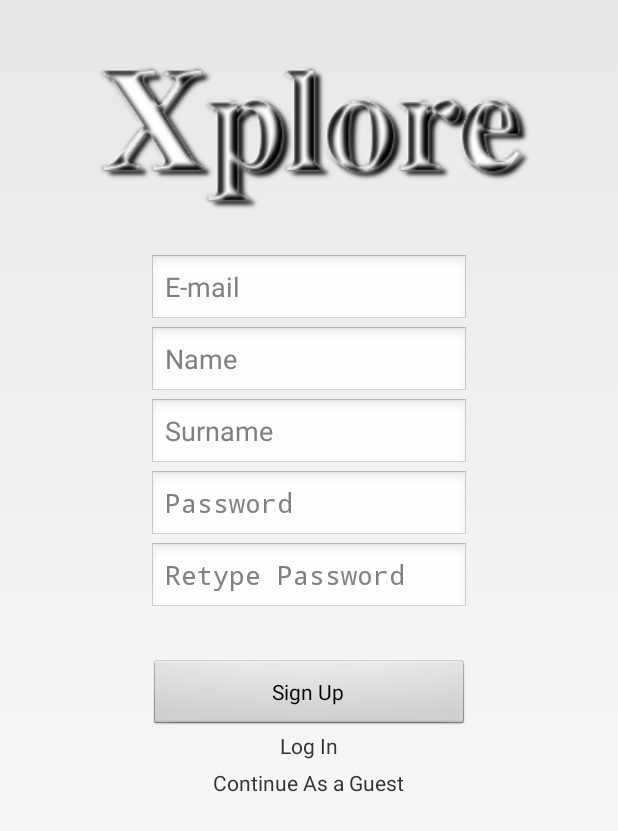
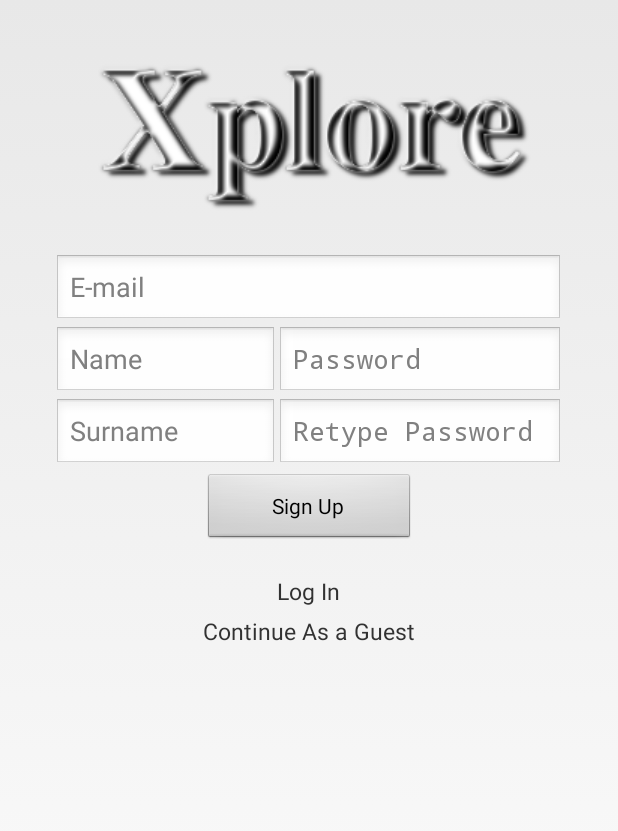
Before and after one commit to bounswe/bounswe2015group5, an Android app: the Signup screen opened directly, with no data from a screen before it, on a phone screen of 412 x 824 dp. Shown: the top 831 px of the screen. Run offline under Robolectric (Android 15) with nearby library versions, the phone set to English and light mode, and no system bars; our stand-ins replace Volley; network calls fail.

Commit message:
Some Improvments
* Floating Action Button is added in guest scenario to sign up.
* User Info is saved.
* Sign up page is re-designed.

```diff
--- a/Xplore-Android/Xplore/app/src/main/java/bounswe2015group5/xplore/MainActivity.java
+++ b/Xplore-Android/Xplore/app/src/main/java/bounswe2015group5/xplore/MainActivity.java
@@ -63,8 +63,8 @@ public class MainActivity extends FragmentActivity {
 
         if(signedIn) {
 
-//            username.setText(Login.share.getString("name", "") + " " + Login.share.getString("surname", ""));
-//            email.setText(Login.share.getString("email", ""));
+            username.setText(Globals.share.getString("name", "") + " " + Globals.share.getString("surname", ""));
+            email.setText(Globals.share.getString("email", ""));
 
         } else {
             ImageView pp = (ImageView) header.findViewById(R.id.profilePic);
--- a/Xplore-Android/Xplore/app/src/main/java/bounswe2015group5/xplore/Signup.java
+++ b/Xplore-Android/Xplore/app/src/main/java/bounswe2015group5/xplore/Signup.java
@@ -1,29 +1,24 @@
 package bounswe2015group5.xplore;
 
 import android.app.Activity;
-import android.content.Context;
 import android.content.Intent;
 import android.content.SharedPreferences;
+import android.os.Bundle;
 import android.util.Log;
-import android.os.Bundle;
 import android.view.View;
 import android.widget.Button;
 import android.widget.EditText;
 import android.widget.TextView;
 import android.widget.Toast;
+
 import com.android.volley.AuthFailureError;
 import com.android.volley.Request;
-import com.android.volley.RequestQueue;
 import com.android.volley.Response;
 import com.android.volley.VolleyError;
 import com.android.volley.toolbox.StringRequest;
-import com.android.volley.toolbox.Volley;
 
 import java.util.HashMap;
 import java.util.Map;
-
-
-import org.w3c.dom.Text;
 
 /**
  * This class is created by Mert Oguz on 06/11/2015.
@@ -35,25 +30,12 @@ public class Signup extends Activity {
      * @author Mert Oguz
      */
     private EditText edtMail, edtName, edtSurname, edtPass, edtPassRetype;
+    private TextView guestLogin, loginText;
     private Button signupBtn;
-    private TextView guestLogin;
-    private TextView loginText;
-
-    public static SharedPreferences share;
-    private RequestQueue mRequestQueue;
 
     @Override
     protected void onCreate(Bundle savedInstanceState) {
         super.onCreate(savedInstanceState);
-
-        share = getApplicationContext().getSharedPreferences("appdata", Context.MODE_PRIVATE);
-        mRequestQueue = Volley.newRequestQueue(getApplicationContext());
-
-        // If the user signed before, it is directed to main activity.
-        if(share.getBoolean("signedIn",false)){
-            startActivity(new Intent(Signup.this, MainActivity.class));
-            finish();
-        }
 
         setContentView(R.layout.signup);
 
@@ -91,13 +73,12 @@ public class Signup extends Activity {
 
     private void goToLoginPage() {
         startActivity(new Intent(Signup.this, Login.class));
-        finish();
+        finishAffinity();
     }
 
     private void LoginAsGuest() {
-
         startActivity(new Intent(Signup.this, MainActivity.class));
-
+        finish();
     }
 
     /**
@@ -128,14 +109,14 @@ public class Signup extends Activity {
                     public void onResponse(String response) {
                         Log.d("LOG", response.toString());
                         if(response.toLowerCase().contains("succes")){ // Server replies with "Success"
-                            SharedPreferences.Editor editor = share.edit();
+                            SharedPreferences.Editor editor = Globals.share.edit();
                             editor.putBoolean("signedIn", true);
                             editor.putString("email",email);
                             editor.apply();
 
                             Toast.makeText(getApplicationContext(), "You have successfully registered", Toast.LENGTH_SHORT).show();
                             startActivity(new Intent(Signup.this, MainActivity.class));
-                            finish();
+                            finishAffinity();
                         } else //unsuccessful register attempt
                             Toast.makeText(getApplicationContext(), "Unsuccessful Register Attempt", Toast.LENGTH_SHORT).show();
                     }
@@ -161,8 +142,7 @@ public class Signup extends Activity {
                 return mParams;
             }
         };
-
-        mRequestQueue.add(stringRequest);
+        Globals.mRequestQueue.add(stringRequest);
     }
 
 }
--- a/Xplore-Android/Xplore/app/src/main/java/bounswe2015group5/xplore/adapters/LeftNavAdapter.java
+++ b/Xplore-Android/Xplore/app/src/main/java/bounswe2015group5/xplore/adapters/LeftNavAdapter.java
@@ -28,9 +28,7 @@ public class LeftNavAdapter extends BaseAdapter
         items.add("Trending");
         items.add("Contributions");
         items.add("About");
-        if(!Globals.share.getBoolean("signedIn",false))
-            items.add("Log In");
-        else
+        if(Globals.share.getBoolean("signedIn",false))
             items.add("Log Out");
     }
 
--- a/Xplore-Android/Xplore/app/src/main/res/layout/signup.xml
+++ b/Xplore-Android/Xplore/app/src/main/res/layout/signup.xml
@@ -21,27 +21,31 @@
         android:editable="true"
         android:hint="E-mail"
         android:layout_below="@+id/icon"
-        android:layout_centerHorizontal="true"
-        />
+        android:layout_alignStart="@+id/icon"
+        android:layout_marginLeft="8dp"
+        android:layout_marginRight="8dp"
+        android:layout_alignEnd="@+id/icon"/>
 
     <EditText
         android:layout_width="wrap_content"
         android:layout_height="wrap_content"
-        android:inputType="text"
+        android:inputType="textPersonName"
         android:ems="10"
         android:id="@+id/signup_name"
         android:hint="Name"
         android:layout_below="@+id/signup_email"
-        android:layout_alignEnd="@+id/signup_email"/>
+        android:layout_alignStart="@+id/signup_email"
+        android:layout_toStartOf="@+id/signup_login"/>
 
     <EditText
         android:layout_width="wrap_content"
         android:layout_height="wrap_content"
-        android:inputType="text"
+        android:inputType="textPersonName"
         android:ems="10"
         android:id="@+id/signup_surname"
         android:hint="Surname"
         android:layout_below="@+id/signup_name"
+        android:layout_alignStart="@+id/signup_name"
         android:layout_alignEnd="@+id/signup_name"/>
 
     <EditText
@@ -51,8 +55,9 @@
         android:ems="10"
         android:id="@+id/signup_pass"
         android:hint="Password"
-        android:layout_below="@+id/signup_surname"
-        android:layout_alignEnd="@+id/signup_surname"/>
+        android:layout_below="@+id/signup_email"
+        android:layout_alignEnd="@+id/signup_email"
+        android:layout_alignStart="@+id/signup_pass_retype"/>
 
     <EditText
         android:layout_width="wrap_content"
@@ -61,18 +66,19 @@
         android:ems="10"
         android:id="@+id/signup_pass_retype"
         android:hint="Retype Password"
-        android:layout_below="@+id/signup_pass"
-        android:layout_alignEnd="@+id/signup_pass"/>
+        android:layout_alignTop="@+id/signup_surname"
+        android:layout_alignEnd="@+id/signup_email"
+        android:layout_toEndOf="@+id/signup_name"/>
 
     <Button
         android:layout_width="wrap_content"
         android:layout_height="wrap_content"
-        android:layout_marginTop="30dp"
+        android:layout_marginTop="50dp"
         android:text="Sign Up"
         android:id="@+id/signupBtn"
-        android:layout_below="@+id/signup_pass_retype"
-        android:layout_alignLeft="@+id/signup_pass_retype"
-        android:layout_alignEnd="@+id/signup_pass_retype"/>
+        android:layout_below="@+id/signup_pass"
+        android:layout_alignEnd="@+id/guestLogin"
+        android:layout_alignStart="@+id/guestLogin"/>
 
     <TextView
         android:layout_width="wrap_content"
@@ -81,7 +87,10 @@
         android:id="@+id/signup_login"
         android:clickable="true"
         android:layout_below="@+id/signupBtn"
-        android:layout_centerHorizontal="true"/>
+        android:layout_centerHorizontal="true"
+        android:layout_marginTop="20dp"
+        android:textSize="15dp"
+        android:layout_marginBottom="5dp"/>
 
     <TextView
         android:layout_width="wrap_content"
@@ -90,8 +99,8 @@
         android:id="@+id/guestLogin"
         android:clickable="true"
         android:layout_below="@+id/signup_login"
-        android:layout_marginTop="5dp"
-        android:layout_centerHorizontal="true"/>
+        android:layout_centerHorizontal="true"
+        android:textSize="15dp"/>
 
 
 </RelativeLayout>
```
Also changed, not shown: Xplore-Android/Xplore/app/src/main/java/bounswe2015group5/xplore/Login.java (+35 -46 lines), Xplore-Android/Xplore/app/src/main/java/bounswe2015group5/xplore/Splash.java (+43 -7 lines), Xplore-Android/Xplore/app/src/main/java/bounswe2015group5/xplore/fragments/ContributionList.java (+12 -1 lines), Xplore-Android/Xplore/app/src/main/res/layout/login.xml (+6 -3 lines), Xplore-Android/Xplore/app/src/main/res/drawable/login_btn.png (added).
